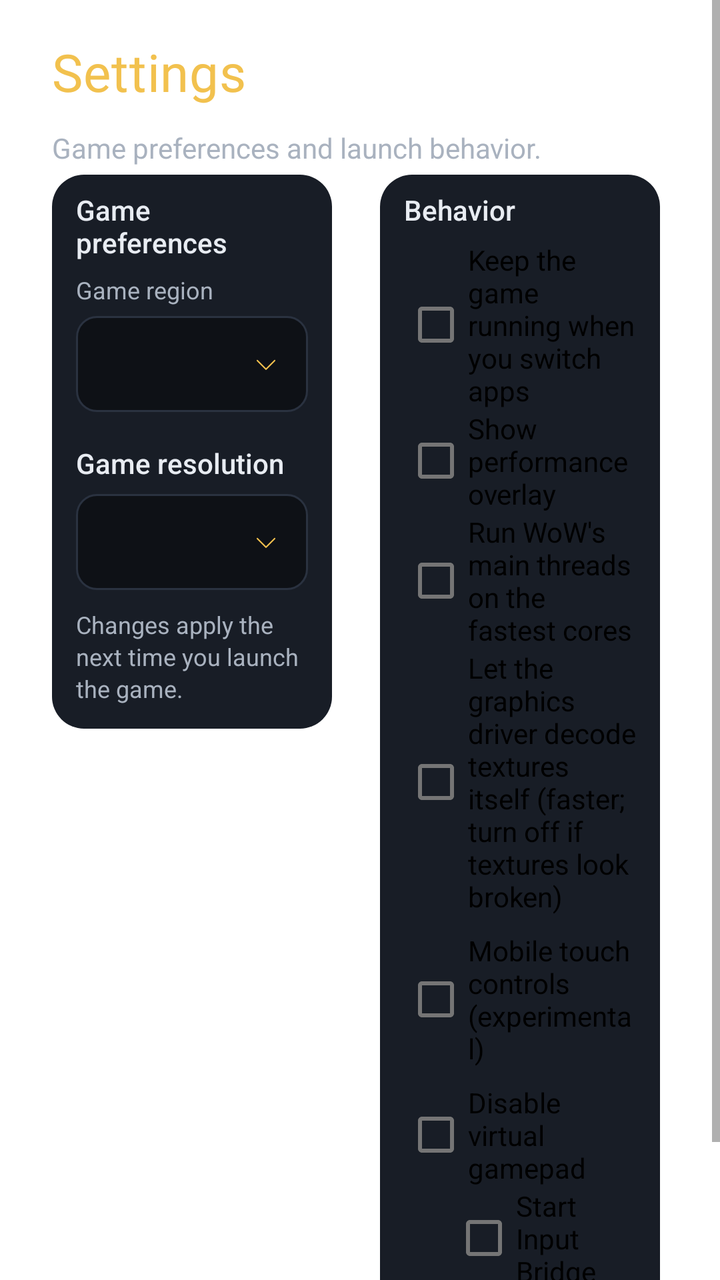
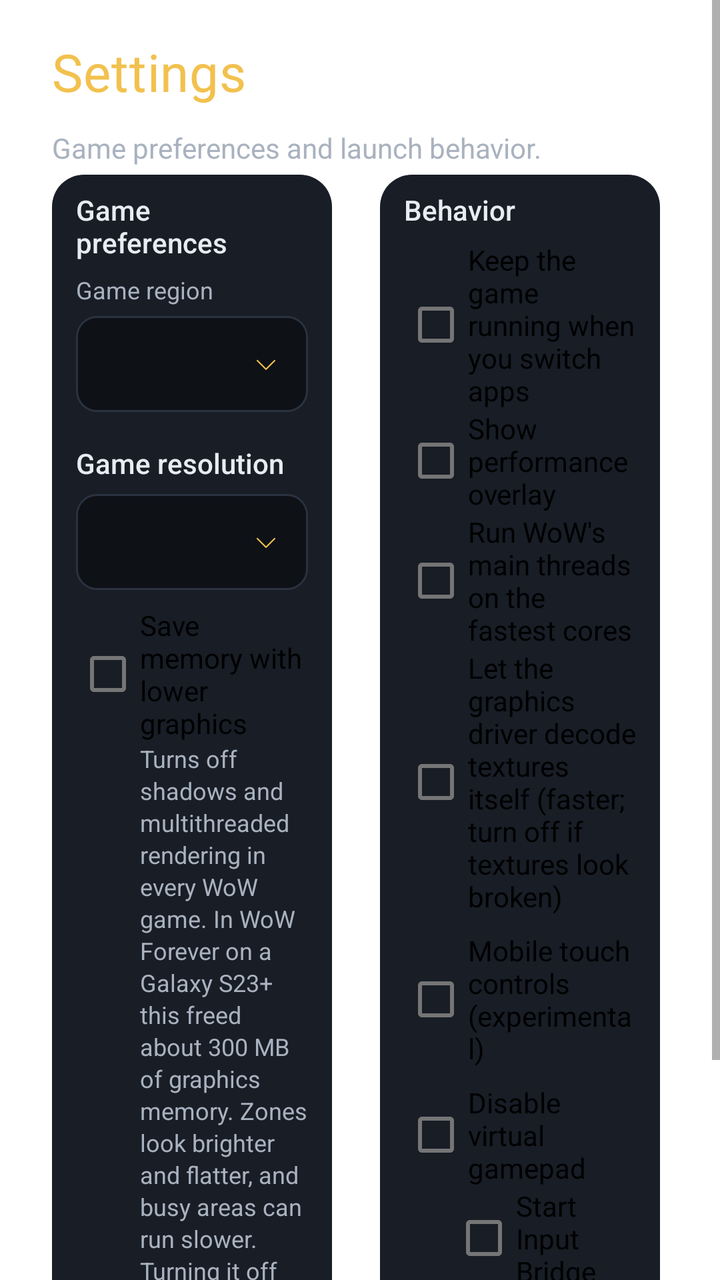

Two renders of the same Android screen: before a commit and after it. Below are the layout's source before the change and the commit's diff.
<!-- AndroidManifest.xml: fallback theme Theme.MaterialComponents.DayNight.NoActionBar -->
<!-- res/layout/fragment_wehavephones_settings.xml -->
<?xml version="1.0" encoding="utf-8"?>
<ScrollView
    xmlns:android="http://schemas.android.com/apk/res/android"
    android:layout_width="match_parent"
    android:layout_height="match_parent"
    android:scrollbars="vertical"
    android:scrollbarStyle="insideInset">
    <LinearLayout
        android:layout_width="match_parent"
        android:layout_height="wrap_content"
        android:orientation="vertical"
        android:paddingLeft="26dp"
        android:paddingRight="26dp"
        android:paddingTop="22dp"
        android:paddingBottom="12dp">
        <TextView
            style="@style/WeHavePhonesScreenTitle"
            android:text="@string/wehavephones_settings_title"
            android:textColor="@color/wehavephones_text_title"
            android:textSize="26sp" />
        <TextView
            style="@style/WeHavePhonesHint"
            android:layout_marginTop="6dp"
            android:text="@string/wehavephones_settings_intro"
            android:textSize="14sp" />
        <LinearLayout
            android:layout_width="match_parent"
            android:layout_height="wrap_content"
            android:orientation="horizontal"
            android:baselineAligned="false"
            android:layout_marginTop="4dp">
            <LinearLayout
                android:layout_width="0dp"
                android:layout_height="wrap_content"
                android:layout_weight="1"
                android:layout_marginRight="12dp"
                android:orientation="vertical"
                android:background="@drawable/wehavephones_card_background"
                android:paddingLeft="12dp"
                android:paddingRight="12dp"
                android:paddingTop="8dp"
                android:paddingBottom="12dp">
                <TextView
                    style="@style/WeHavePhonesSectionLabel"
                    android:layout_marginTop="0dp"
                    android:text="@string/wehavephones_settings_game_preferences" />
                <TextView
                    style="@style/WeHavePhonesHint"
                    android:text="@string/wehavephones_setup_region"
                    android:layout_marginBottom="5dp" />
                <Spinner
                    android:id="@+id/SPSettingsRegion"
                    android:layout_width="match_parent"
                    android:layout_height="48dp"
                    android:background="@drawable/wehavephones_dropdown"
                    android:contentDescription="@string/wehavephones_setup_region" />
                <TextView
                    style="@style/WeHavePhonesSectionLabel"
                    android:text="@string/wehavephones_settings_resolution_title" />
                <Spinner
                    android:id="@+id/SPGameResolution"
                    android:layout_width="match_parent"
                    android:layout_height="48dp"
                    android:background="@drawable/wehavephones_dropdown"
                    android:contentDescription="@string/wehavephones_settings_resolution_title" />
                <TextView
                    style="@style/WeHavePhonesHint"
                    android:layout_marginTop="9dp"
                    android:text="@string/wehavephones_settings_region_hint" />
            </LinearLayout>
            <LinearLayout
                android:layout_width="0dp"
                android:layout_height="wrap_content"
                android:layout_weight="1"
                android:layout_marginLeft="12dp"
                android:orientation="vertical"
                android:background="@drawable/wehavephones_card_background"
                android:paddingLeft="12dp"
                android:paddingRight="12dp"
                android:paddingTop="8dp"
                android:paddingBottom="12dp">
                <TextView
                    style="@style/WeHavePhonesSectionLabel"
                    android:layout_marginTop="0dp"
                    android:text="@string/wehavephones_settings_behavior_title" />
                <CheckBox
                    android:id="@+id/CBKeepRunningInBackground"
                    android:layout_width="match_parent"
                    android:layout_height="wrap_content"
                    android:text="@string/wehavephones_settings_keep_running" />
                <CheckBox
                    android:id="@+id/CBPerformanceOverlay"
                    android:layout_width="match_parent"
                    android:layout_height="wrap_content"
                    android:text="@string/wehavephones_settings_performance_overlay" />
                <CheckBox
                    android:id="@+id/CBPrimeCores"
                    android:layout_width="match_parent"
                    android:layout_height="wrap_content"
                    android:text="@string/azeroid_settings_prime_cores" />
                <CheckBox
                    android:id="@+id/CBNativeTextures"
                    android:layout_width="match_parent"
                    android:layout_height="wrap_content"
                    android:text="@string/azeroid_settings_native_textures" />
                <CheckBox
                    android:id="@+id/CBMobileTouch"
                    android:layout_width="match_parent"
                    android:layout_height="wrap_content"
                    android:layout_marginTop="8dp"
                    android:text="@string/wehavephones_settings_mobile_touch" />
                <CheckBox
                    android:id="@+id/CBDisableVirtualGamepad"
                    android:layout_width="match_parent"
                    android:layout_height="wrap_content"
                    android:layout_marginTop="8dp"
                    android:text="@string/wehavephones_settings_disable_virtual_gamepad" />
                <CheckBox
                    android:id="@+id/CBStartInputBridge"
                    android:layout_width="match_parent"
                    android:layout_height="wrap_content"
                    android:layout_marginLeft="24dp"
                    android:text="@string/wehavephones_settings_input_bridge" />
                <TextView
                    style="@style/WeHavePhonesHint"
                    android:layout_marginLeft="56dp"
                    android:text="@string/wehavephones_settings_input_bridge_hint" />
            </LinearLayout>
        </LinearLayout>
    </LinearLayout>
</ScrollView>
<!-- resources referenced by this layout -->
<resources>
  <color name="wehavephones_text_title">#F2C14E</color>
  <!-- drawable wehavephones_card_background (drawable) -->
  <?xml version="1.0" encoding="utf-8"?>
  <shape xmlns:android="http://schemas.android.com/apk/res/android" android:shape="rectangle">
      <corners android:radius="16dp" />
      <solid android:color="#181D26" />
  </shape>
  <!-- drawable wehavephones_dropdown (drawable) -->
  <?xml version="1.0" encoding="utf-8"?>
  <layer-list
      xmlns:android="http://schemas.android.com/apk/res/android">
      <item
          android:drawable="@drawable/wehavephones_field" />
      <item
          android:drawable="@drawable/wehavephones_ic_chevron_down"
          android:gravity="end|center_vertical"
          android:right="14dp" />
  </layer-list>
  <string name="azeroid_settings_native_textures">Let the graphics driver decode textures itself (faster; turn off if textures look broken)</string>
  <string name="azeroid_settings_prime_cores">Run WoW\'s main threads on the fastest cores</string>
  <string name="wehavephones_settings_behavior_title">Behavior</string>
  <string name="wehavephones_settings_disable_virtual_gamepad">Disable virtual gamepad</string>
  <string name="wehavephones_settings_game_preferences">Game preferences</string>
  <string name="wehavephones_settings_input_bridge">Start Input Bridge</string>
  <string name="wehavephones_settings_input_bridge_hint">If installed on this device</string>
  <string name="wehavephones_settings_intro">Game preferences and launch behavior.</string>
  <string name="wehavephones_settings_keep_running">Keep the game running when you switch apps</string>
  <string name="wehavephones_settings_mobile_touch">Mobile touch controls (experimental)</string>
  <string name="wehavephones_settings_performance_overlay">Show performance overlay</string>
  <string name="wehavephones_settings_region_hint">Changes apply the next time you launch the game.</string>
  <string name="wehavephones_settings_resolution_title">Game resolution</string>
  <string name="wehavephones_settings_title">Settings</string>
  <string name="wehavephones_setup_region">Game region</string>
  <style name="WeHavePhonesHint">
          <item name="android:layout_width">match_parent</item>
          <item name="android:layout_height">wrap_content</item>
          <item name="android:textColor">@color/wehavephones_text_dim</item>
          <item name="android:textSize">12sp</item>
          <item name="android:lineSpacingExtra">2dp</item>
      </style>
  <style name="WeHavePhonesScreenTitle" parent="WeHavePhonesHeader">
          <item name="android:gravity">start</item>
          <item name="android:textSize">26sp</item>
          <item name="android:layout_marginBottom">6dp</item>
          <item name="android:letterSpacing">0.01</item>
      </style>
  <!-- drawable wehavephones_field (drawable) -->
  <?xml version="1.0" encoding="utf-8"?>
  <shape xmlns:android="http://schemas.android.com/apk/res/android" android:shape="rectangle">
      <corners android:radius="10dp" />
      <solid android:color="#0E1116" />
      <stroke android:width="1dp" android:color="#2A3240" />
  </shape>
  <color name="wehavephones_text_dim">#A9B2BF</color>
  <color name="wehavephones_text">#E8ECF2</color>
  <color name="wehavephones_accent">#F2C14E</color>
  <!-- unchanged entries left out for length: 3 -->
</resources>

<!-- the commit's change to res/layout/fragment_wehavephones_settings.xml (unified diff, before → after) -->
@@ -63,6 +63,16 @@
                     android:layout_height="48dp"
                     android:background="@drawable/wehavephones_dropdown"
                     android:contentDescription="@string/wehavephones_settings_resolution_title" />
+                <CheckBox
+                    android:id="@+id/CBSaveMemory"
+                    android:layout_width="match_parent"
+                    android:layout_height="wrap_content"
+                    android:layout_marginTop="8dp"
+                    android:text="@string/wehavephones_settings_save_memory" />
+                <TextView
+                    style="@style/WeHavePhonesHint"
+                    android:layout_marginLeft="32dp"
+                    android:text="@string/wehavephones_settings_save_memory_hint" />
                 <TextView
                     style="@style/WeHavePhonesHint"
                     android:layout_marginTop="9dp"
<!-- resource entries referenced after the edit -->
@@ -31,6 +31,8 @@
   <string name="wehavephones_settings_performance_overlay">Show performance overlay</string>
   <string name="wehavephones_settings_region_hint">Changes apply the next time you launch the game.</string>
   <string name="wehavephones_settings_resolution_title">Game resolution</string>
+  <string name="wehavephones_settings_save_memory">Save memory with lower graphics</string>
+  <string name="wehavephones_settings_save_memory_hint">Turns off shadows and multithreaded rendering in every WoW game. In WoW Forever on a Galaxy S23+ this freed about 300 MB of graphics memory. Zones look brighter and flatter, and busy areas can run slower. Turning it off brings back the settings each game had.</string>
   <string name="wehavephones_settings_title">Settings</string>
   <string name="wehavephones_setup_region">Game region</string>
   <style name="WeHavePhonesHint">
